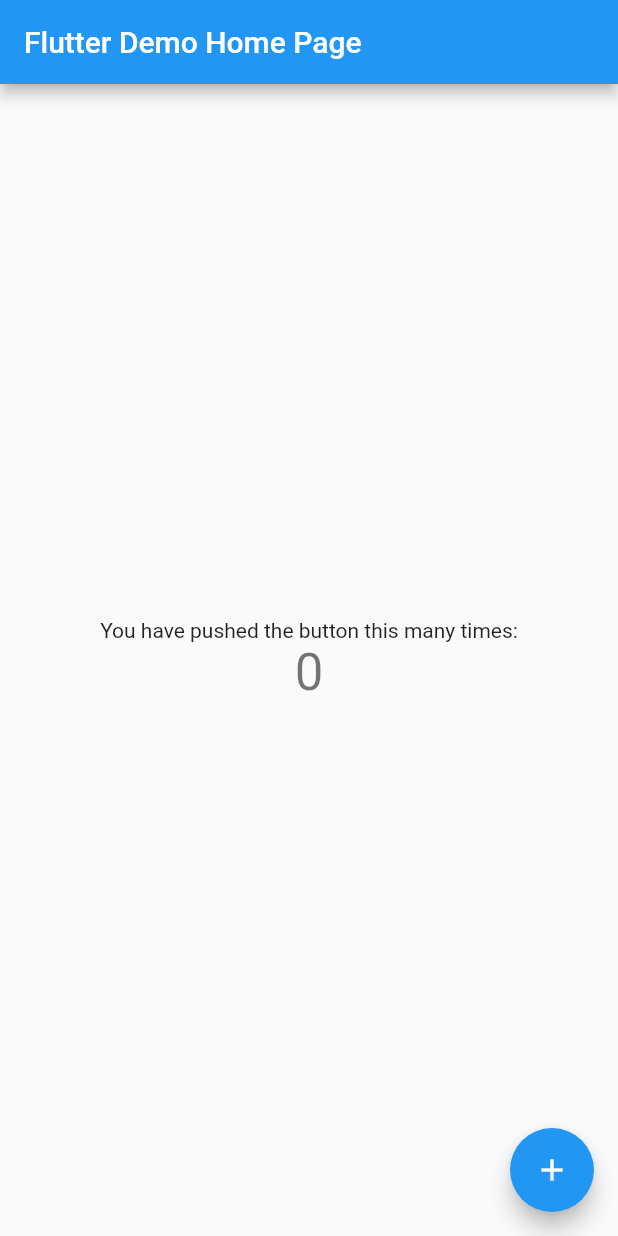
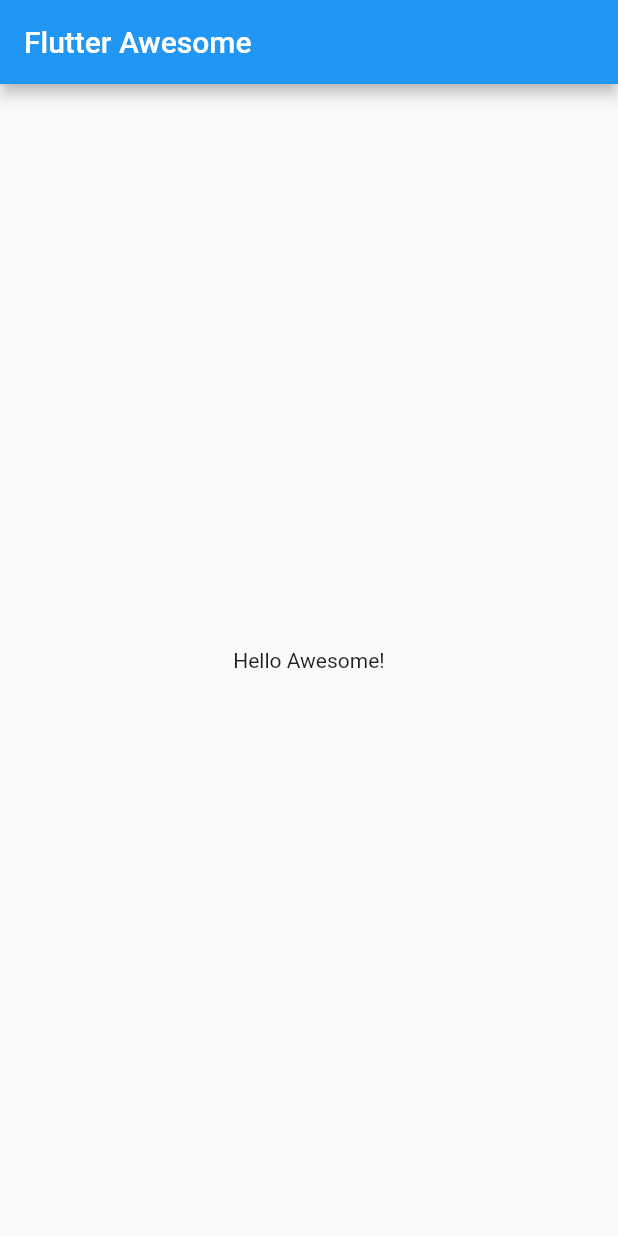
Before and after one commit to cloverapp1/flutter_awesome, a Flutter app: the screen it shows after launch, on a phone screen of 412 x 824 dp. Run offline on Flutter 3.47's test engine with Material 2 defaults, Android fonts, the phone set to English and light mode, and no system bars.

Commit message:
hello awesome

```diff
--- a/lib/main.dart
+++ b/lib/main.dart
@@ -20,7 +20,7 @@ class MyApp extends StatelessWidget {
         // is not restarted.
         primarySwatch: Colors.blue,
       ),
-      home: MyHomePage(title: 'Flutter Demo Home Page'),
+      home: MyHomePage(title: 'Flutter Awesome'),
     );
   }
 }
@@ -92,20 +92,20 @@ class _MyHomePageState extends State<MyHomePage> {
           mainAxisAlignment: MainAxisAlignment.center,
           children: <Widget>[
             Text(
-              'You have pushed the button this many times:',
+              'Hello Awesome!',
             ),
-            Text(
-              '$_counter',
-              style: Theme.of(context).textTheme.display1,
-            ),
+//            Text(
+//              '$_counter',
+//              style: Theme.of(context).textTheme.display1,
+//            ),
           ],
         ),
       ),
-      floatingActionButton: FloatingActionButton(
-        onPressed: _incrementCounter,
-        tooltip: 'Increment',
-        child: Icon(Icons.add),
-      ), // This trailing comma makes auto-formatting nicer for build methods.
+//      floatingActionButton: FloatingActionButton(
+//        onPressed: _incrementCounter,
+//        tooltip: 'Increment',
+//        child: Icon(Icons.add),
+//      ), // This trailing comma makes auto-formatting nicer for build methods.
     );
   }
 }
```
Also changed, not shown: pubspec.lock, 1 other file.
